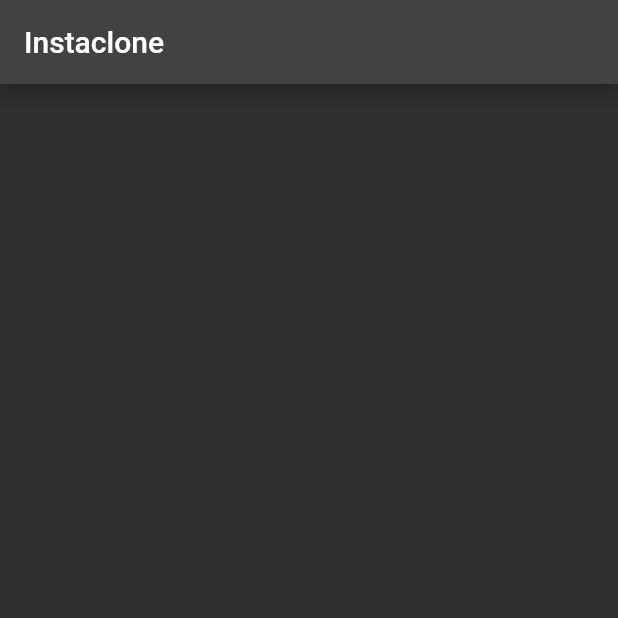
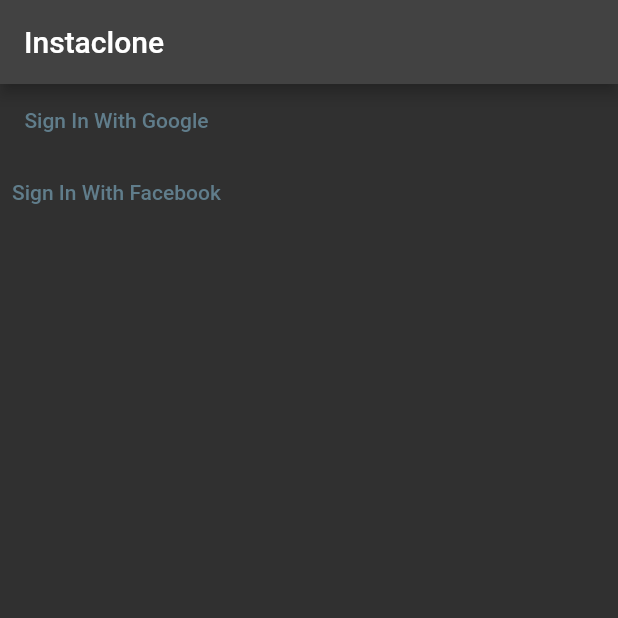
Before and after one commit to sebcrisan/flutter-instagram, a Flutter app: the screen it shows after launch, on a phone screen of 412 x 824 dp, the top half of it. Run offline on Flutter 3.47's test engine with Material 2 defaults, Android fonts, the phone set to English and light mode, and no system bars; our stand-ins replace firebase_auth, firebase_core, google_sign_in, hooks_riverpod; missing offline and left inert: flutter_login_facebook; accounts and stored records are empty.

Commit message:
feat: add test login buttons

```diff
--- a/lib/main.dart
+++ b/lib/main.dart
@@ -1,9 +1,16 @@
 import 'package:flutter/material.dart';
 import 'package:hooks_riverpod/hooks_riverpod.dart';
 import 'package:firebase_core/firebase_core.dart';
+import 'package:instaclone/state/auth/backend/authenticator.dart';
 import 'firebase_options.dart';
+import 'dart:developer' as devtools show log;
 
-// provider scope
+// Logging implementation
+extension Log on Object {
+  void log() => devtools.log(toString());
+}
+
+// Provider scope
 void main() async {
   WidgetsFlutterBinding.ensureInitialized();
   await Firebase.initializeApp(
@@ -48,9 +55,26 @@ class MyHomePage extends ConsumerWidget {
   @override
   Widget build(BuildContext context, WidgetRef ref) {
     return Scaffold(
-      appBar: AppBar(
-        title: const Text('Instaclone'),
-      ),
-    );
+        appBar: AppBar(
+          title: const Text('Instaclone'),
+        ),
+        body: Column(
+          children: [
+            TextButton(
+              onPressed: () async {
+                final result = await Authenticator().loginWithGoogle();
+                result.log();
+              },
+              child: const Text('Sign In With Google'),
+            ),
+            TextButton(
+              onPressed: () async {
+                final result = await Authenticator().loginWithFacebook();
+                result.log();
+              },
+              child: const Text('Sign In With Facebook'),
+            ),
+          ],
+        ));
   }
 }
```
